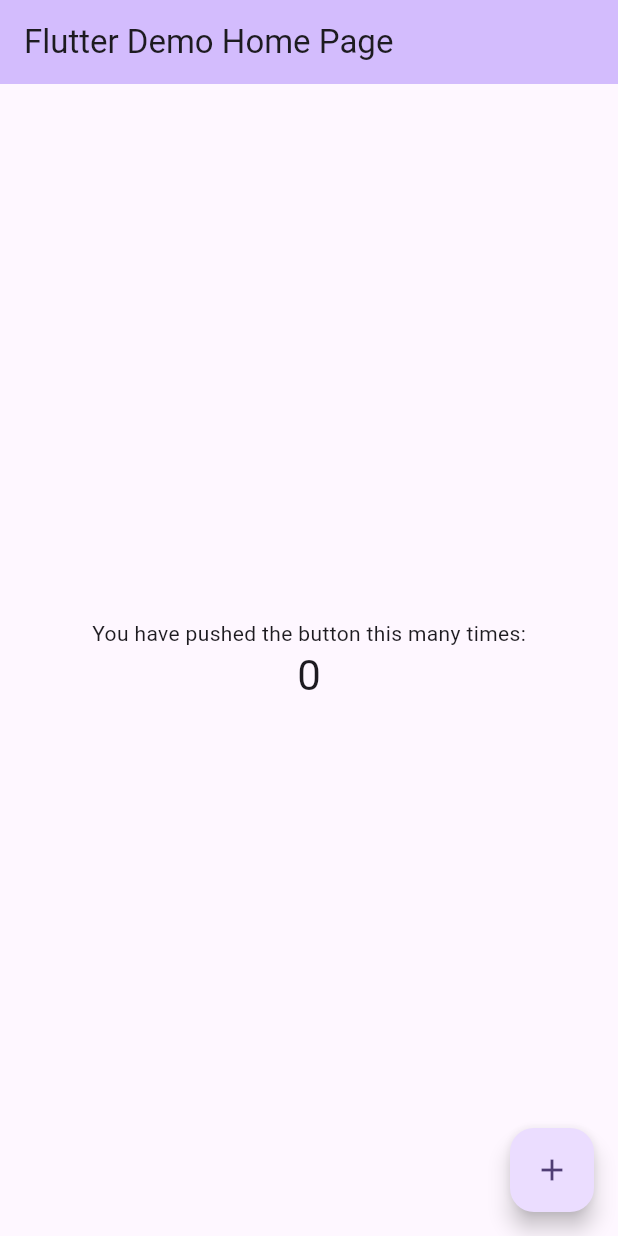
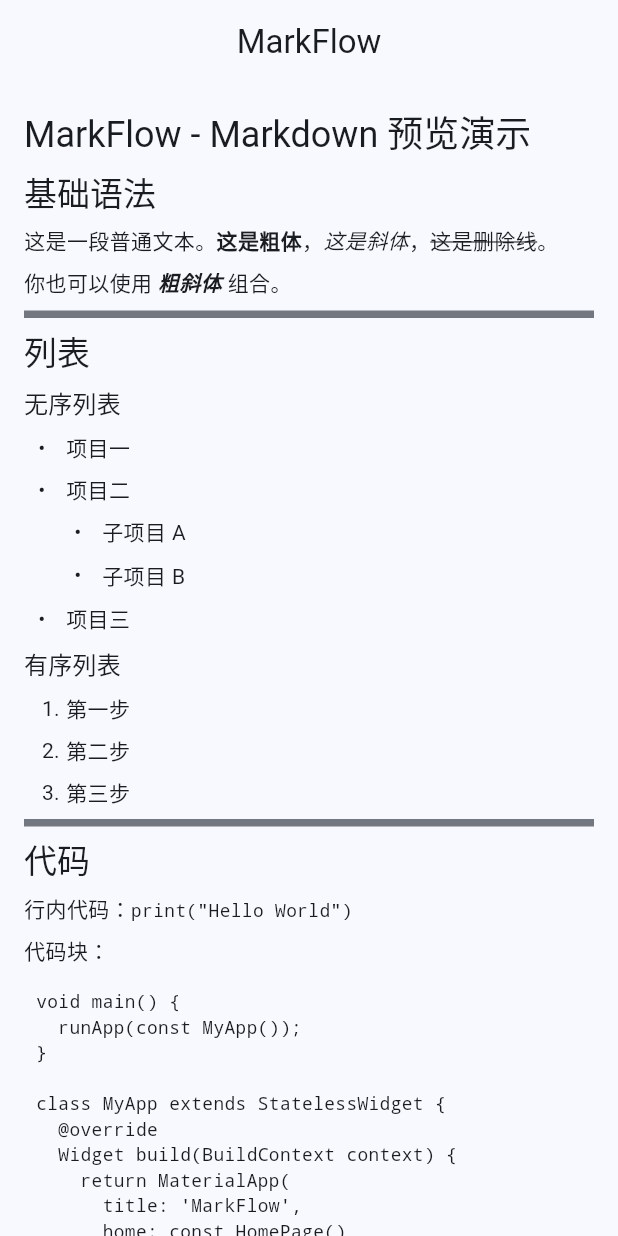
Before and after one commit to MY-Final/markflow, a Flutter app: the screen it shows after launch, on a phone screen of 412 x 824 dp. Run offline on Flutter 3.47's test engine with Material 3 defaults, Android fonts, the phone set to English and light mode, and no system bars; our stand-ins replace flutter_markdown_plus.

Commit message:
feat: 更新 Markdown 预览 Demo 并切换到 flutter_markdown_plus

````diff
--- a/lib/main.dart
+++ b/lib/main.dart
@@ -1,4 +1,5 @@
 import 'package:flutter/material.dart';
+import 'package:flutter_markdown_plus/flutter_markdown_plus.dart';
 
 void main() {
   runApp(const MyApp());
@@ -7,115 +8,134 @@ void main() {
 class MyApp extends StatelessWidget {
   const MyApp({super.key});
 
-  // This widget is the root of your application.
   @override
   Widget build(BuildContext context) {
     return MaterialApp(
-      title: 'Flutter Demo',
+      title: 'MarkFlow',
+      debugShowCheckedModeBanner: false,
       theme: ThemeData(
-        // This is the theme of your application.
-        //
-        // TRY THIS: Try running your application with "flutter run". You'll see
-        // the application has a purple toolbar. Then, without quitting the app,
-        // try changing the seedColor in the colorScheme below to Colors.green
-        // and then invoke "hot reload" (save your changes or press the "hot
-        // reload" button in a Flutter-supported IDE, or press "r" if you used
-        // the command line to start the app).
-        //
-        // Notice that the counter didn't reset back to zero; the application
-        // state is not lost during the reload. To reset the state, use hot
-        // restart instead.
-        //
-        // This works for code too, not just values: Most code changes can be
-        // tested with just a hot reload.
-        colorScheme: .fromSeed(seedColor: Colors.deepPurple),
+        useMaterial3: true,
+        colorScheme: ColorScheme.fromSeed(
+          seedColor: Colors.blue,
+          brightness: Brightness.light,
+        ),
       ),
-      home: const MyHomePage(title: 'Flutter Demo Home Page'),
+      home: const MarkdownDemoPage(),
     );
   }
 }
 
-class MyHomePage extends StatefulWidget {
-  const MyHomePage({super.key, required this.title});
+class MarkdownDemoPage extends StatelessWidget {
+  const MarkdownDemoPage({super.key});
 
-  // This widget is the home page of your application. It is stateful, meaning
-  // that it has a State object (defined below) that contains fields that affect
-  // how it looks.
+  static const String _sampleMarkdown = '''
+# MarkFlow - Markdown 预览演示
 
-  // This class is the configuration for the state. It holds the values (in this
-  // case the title) provided by the parent (in this case the App widget) and
-  // used by the build method of the State. Fields in a Widget subclass are
-  // always marked "final".
+## 基础语法
 
-  final String title;
+这是一段普通文本。**这是粗体**，*这是斜体*，~~这是删除线~~。
 
-  @override
-  State<MyHomePage> createState() => _MyHomePageState();
+你也可以使用 **_粗斜体_** 组合。
+
+---
+
+## 列表
+
+### 无序列表
+- 项目一
+- 项目二
+  - 子项目 A
+  - 子项目 B
+- 项目三
+
+### 有序列表
+1. 第一步
+2. 第二步
+3. 第三步
+
+---
+
+## 代码
+
+行内代码：`print("Hello World")`
+
+代码块：
+
+```dart
+void main() {
+  runApp(const MyApp());
 }
 
-class _MyHomePageState extends State<MyHomePage> {
-  int _counter = 0;
+class MyApp extends StatelessWidget {
+  @override
+  Widget build(BuildContext context) {
+    return MaterialApp(
+      title: 'MarkFlow',
+      home: const HomePage(),
+    );
+  }
+}
+```
 
-  void _incrementCounter() {
-    setState(() {
-      // This call to setState tells the Flutter framework that something has
-      // changed in this State, which causes it to rerun the build method below
-      // so that the display can reflect the updated values. If we changed
-      // _counter without calling setState(), then the build method would not be
-      // called again, and so nothing would appear to happen.
-      _counter++;
-    });
-  }
+---
+
+## 引用
+
+> 这是一段引用文本。
+>
+> 可以有多行。
+
+> **嵌套引用**
+>> 这是嵌套的引用内容。
+
+---
+
+## 链接
+
+访问 [Flutter 官网](https://flutter.dev) 了解更多。
+
+GitHub 仓库：[MarkFlow](https://github.com/MY-Final/markflow)
+
+---
+
+## 表格
+
+| 功能 | 状态 | 说明 |
+|------|------|------|
+| Markdown 渲染 | ✅ 完成 | 支持完整语法 |
+| 实时预览 | 🚧 开发中 | 编辑器 + 预览 |
+| 导出 PDF | 📋 计划中 | 未来功能 |
+
+---
+
+## 待办列表
+
+- [x] 项目初始化
+- [x] Markdown 预览
+- [ ] 编辑器功能
+- [ ] 导出功能
+
+---
+
+> 💡 **提示**：这是一个 MarkFlow 的演示页面，展示了 Flutter 中 Markdown 的渲染效果。
+''';
 
   @override
   Widget build(BuildContext context) {
-    // This method is rerun every time setState is called, for instance as done
-    // by the _incrementCounter method above.
-    //
-    // The Flutter framework has been optimized to make rerunning build methods
-    // fast, so that you can just rebuild anything that needs updating rather
-    // than having to individually change instances of widgets.
     return Scaffold(
       appBar: AppBar(
-        // TRY THIS: Try changing the color here to a specific color (to
-        // Colors.amber, perhaps?) and trigger a hot reload to see the AppBar
-        // change color while the other colors stay the same.
-        backgroundColor: Theme.of(context).colorScheme.inversePrimary,
-        // Here we take the value from the MyHomePage object that was created by
-        // the App.build method, and use it to set our appbar title.
-        title: Text(widget.title),
+        title: const Text('MarkFlow'),
+        centerTitle: true,
+        elevation: 0,
       ),
-      body: Center(
-        // Center is a layout widget. It takes a single child and positions it
-        // in the middle of the parent.
-        child: Column(
-          // Column is also a layout widget. It takes a list of children and
-          // arranges them vertically. By default, it sizes itself to fit its
-          // children horizontally, and tries to be as tall as its parent.
-          //
-          // Column has various properties to control how it sizes itself and
-          // how it positions its children. Here we use mainAxisAlignment to
-          // center the children vertically; the main axis here is the vertical
-          // axis because Columns are vertical (the cross axis would be
-          // horizontal).
-          //
-          // TRY THIS: Invoke "debug painting" (choose the "Toggle Debug Paint"
-          // action in the IDE, or press "p" in the console), to see the
-          // wireframe for each widget.
-          mainAxisAlignment: .center,
-          children: [
-            const Text('You have pushed the button this many times:'),
-            Text(
-              '$_counter',
-              style: Theme.of(context).textTheme.headlineMedium,
-            ),
-          ],
-        ),
-      ),
-      floatingActionButton: FloatingActionButton(
-        onPressed: _incrementCounter,
-        tooltip: 'Increment',
-        child: const Icon(Icons.add),
+      body: Markdown(
+        data: _sampleMarkdown,
+        padding: const EdgeInsets.all(16.0),
+        onTapLink: (text, href, title) {
+          if (href != null) {
+            debugPrint('链接点击: $href');
+          }
+        },
       ),
     );
   }
--- a/pubspec.yaml
+++ b/pubspec.yaml
@@ -34,6 +34,7 @@ dependencies:
   # The following adds the Cupertino Icons font to your application.
   # Use with the CupertinoIcons class for iOS style icons.
   cupertino_icons: ^1.0.8
+  flutter_markdown_plus: ^1.0.7
 
 dev_dependencies:
   flutter_test:
````
Also changed, not shown: pubspec.lock.
